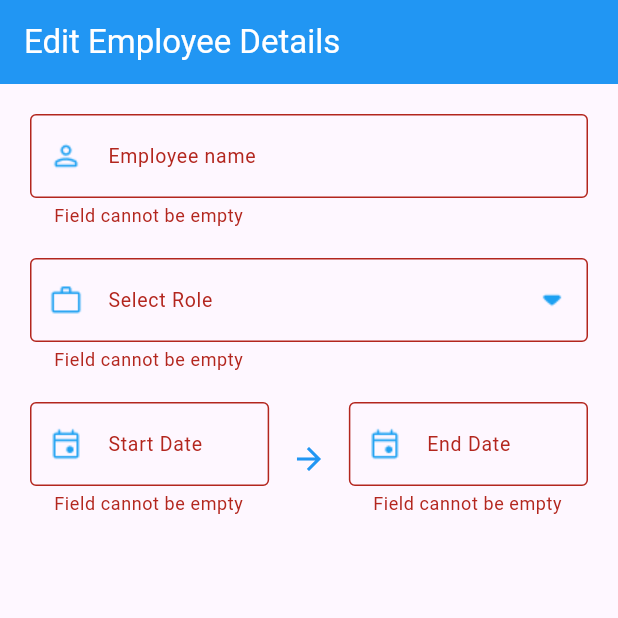
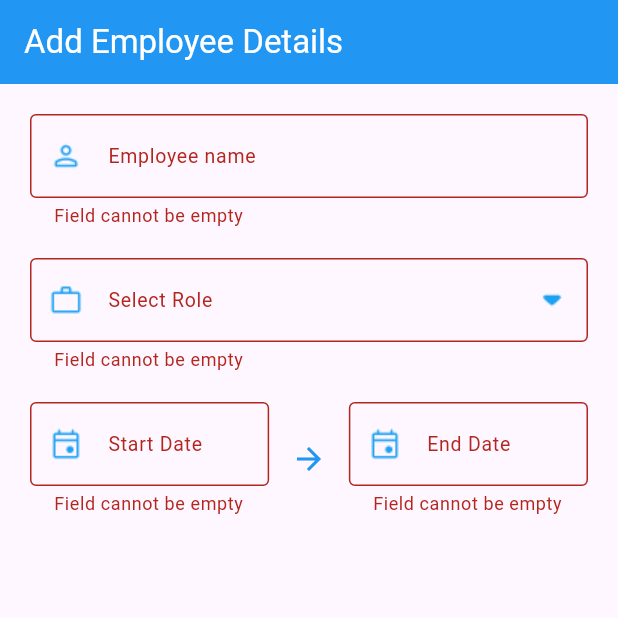
Before and after one commit to Manimalamahajan/employee_record, a Flutter app: the screen it shows after launch, after a tap on the "add" icon, after a tap on "Save", on a phone screen of 412 x 824 dp, the top half of it. Run offline on Flutter 3.47's test engine with Material 3 defaults, Android fonts, the phone set to English and light mode, and no system bars; our stand-ins replace flutter_bloc, sqflite; accounts and stored records are empty.

Commit message:
second
second

```diff
--- a/employee_record/lib/screens/add_employee.dart
+++ b/employee_record/lib/screens/add_employee.dart
@@ -31,7 +31,7 @@ class _AddEmployeeState extends State<AddEmployee> {
   Map args = {};
   @override
   void initState() {
-    print("init");
+
     WidgetsBinding.instance.addPostFrameCallback((_) {
       args = ModalRoute.of(context)?.settings.arguments as Map;
       if (args["mode"] == "edit") {
@@ -66,13 +66,6 @@ class _AddEmployeeState extends State<AddEmployee> {
     }
 
     return null;
-  }
-
-  @override
-  void didChangeDependencies() {
-    print("did");
-
-    super.didChangeDependencies();
   }
 
   @override
@@ -467,12 +460,13 @@ class _AddEmployeeState extends State<AddEmployee> {
 
   @override
   Widget build(BuildContext context) {
-    print("build");
+ final Map argsUpdate = ModalRoute.of(context)?.settings.arguments as Map;
+
     return Scaffold(
         appBar: AppBar(
           centerTitle: false,
           backgroundColor: Colors.blue,
-          title: args["mode"] == "add"
+          title: argsUpdate["mode"] == "add"
               ? Text(
                   "Add Employee Details",
                   style: TextStyle(color: Colors.white),
@@ -612,7 +606,7 @@ class _AddEmployeeState extends State<AddEmployee> {
                         ),
                         ElevatedButton(
                             onPressed: () {
-                              if (args["mode"] == "add") {
+                              if (argsUpdate["mode"] == "add") {
                                 if (_formKey.currentState!.validate()) {
                                   Navigator.pushReplacementNamed(context, '/');
                                   context
```
